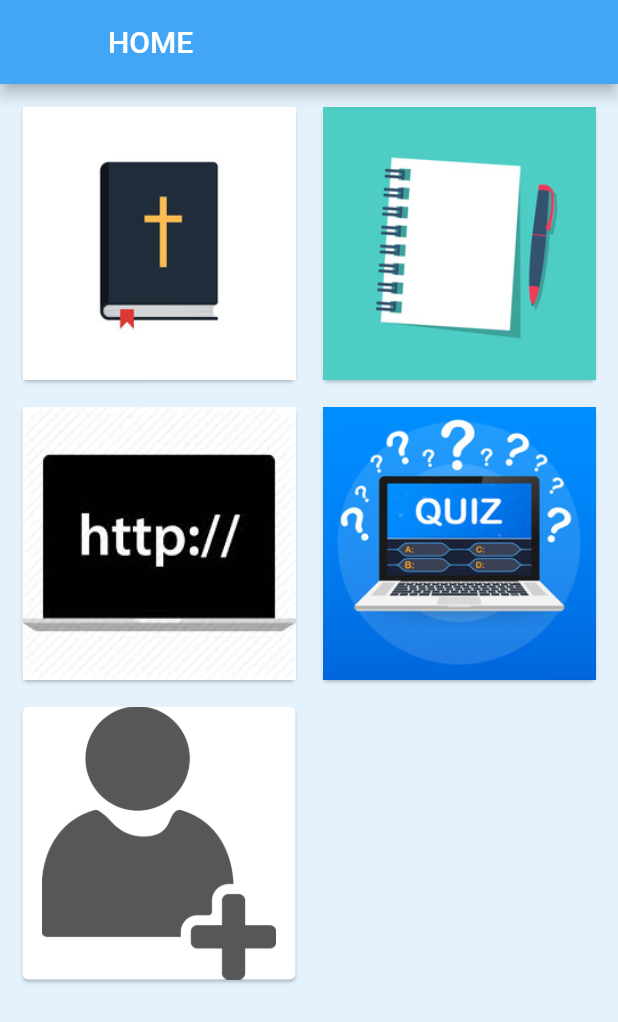
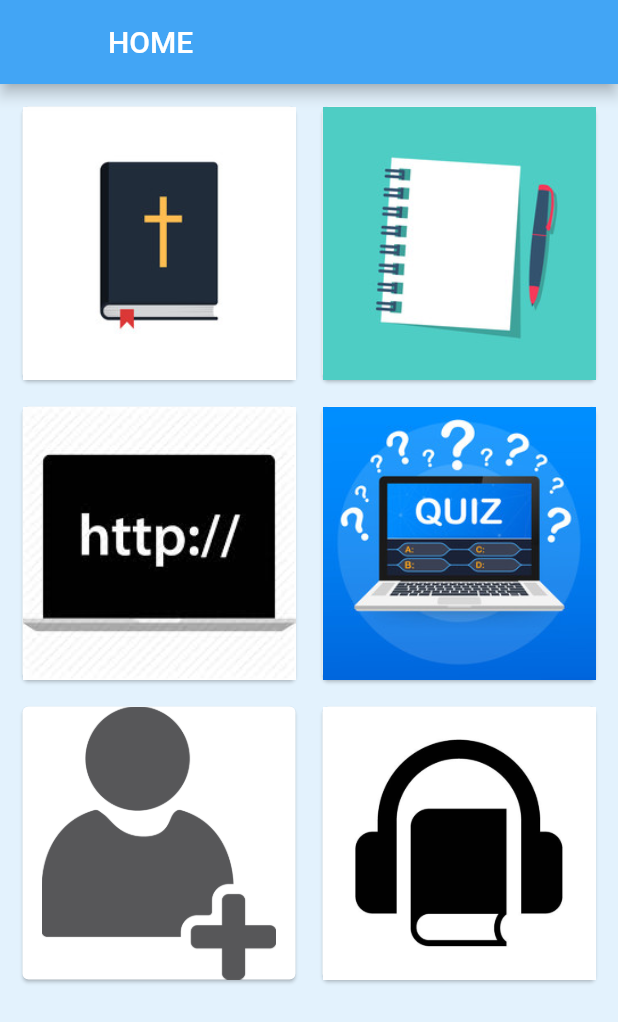
Before and after one commit to Manuel-Seyram/gec_app, a Flutter app: the screen it shows after launch, on a phone screen of 412 x 824 dp. Shown: the top 1022 px of the screen. Run offline on Flutter 3.47's test engine with Material 2 defaults, Android fonts, the phone set to English and light mode, and no system bars; our stand-ins replace firebase_analytics, outline_material_icons, package_info, share, shared_preferences, sqflite; missing offline and left inert: flutter_inappwebview, flutter_reorderable_list; accounts and stored records are empty; project files that could hold a hidden picture were left out.

Commit message:
Update Menu.dart

```diff
--- a/lib/Menu.dart
+++ b/lib/Menu.dart
@@ -2,6 +2,7 @@ import 'package:flutter/material.dart';
 import 'package:gec_app/Bible/bible.dart';
 import 'package:gec_app/MenuItems/Join.dart';
 import 'package:gec_app/MenuItems/aboutUs.dart';
+import 'MenuItems/audiobook.dart';
 import 'Notes/notes.dart';
 import 'package:gec_app/Quiz/quiz.dart';
 
@@ -117,6 +118,22 @@ class _HomeScreenState extends State<HomeScreen> {
                 ),
               ),
             ),
+            Card(
+              margin: EdgeInsets.all(9.0),
+              child: InkWell(
+                onTap: () {
+                  Navigator.push(context,
+                      MaterialPageRoute(builder: (context) => Audiobook()));
+                },
+                splashColor: Colors.blue,
+                child: Center(
+                  child: Image.asset(
+                    'assets/images/audiobook.jpg',
+                    fit: BoxFit.cover,
+                  ),
+                ),
+              ),
+            ),
           ],
         ),
       ),
```
